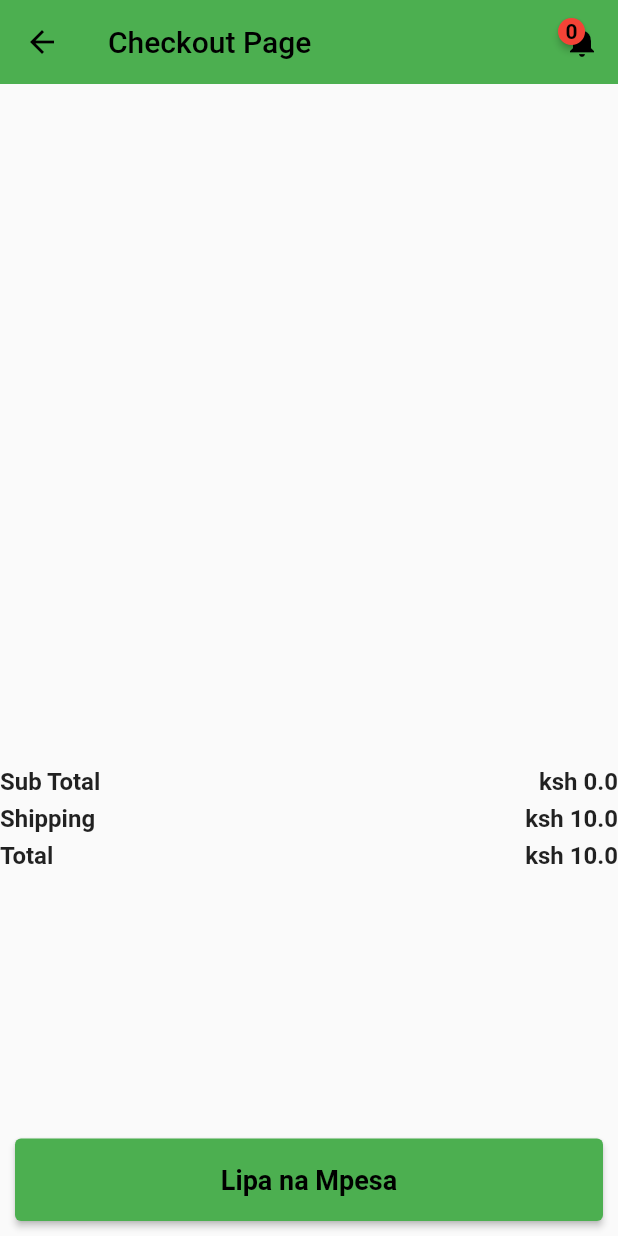
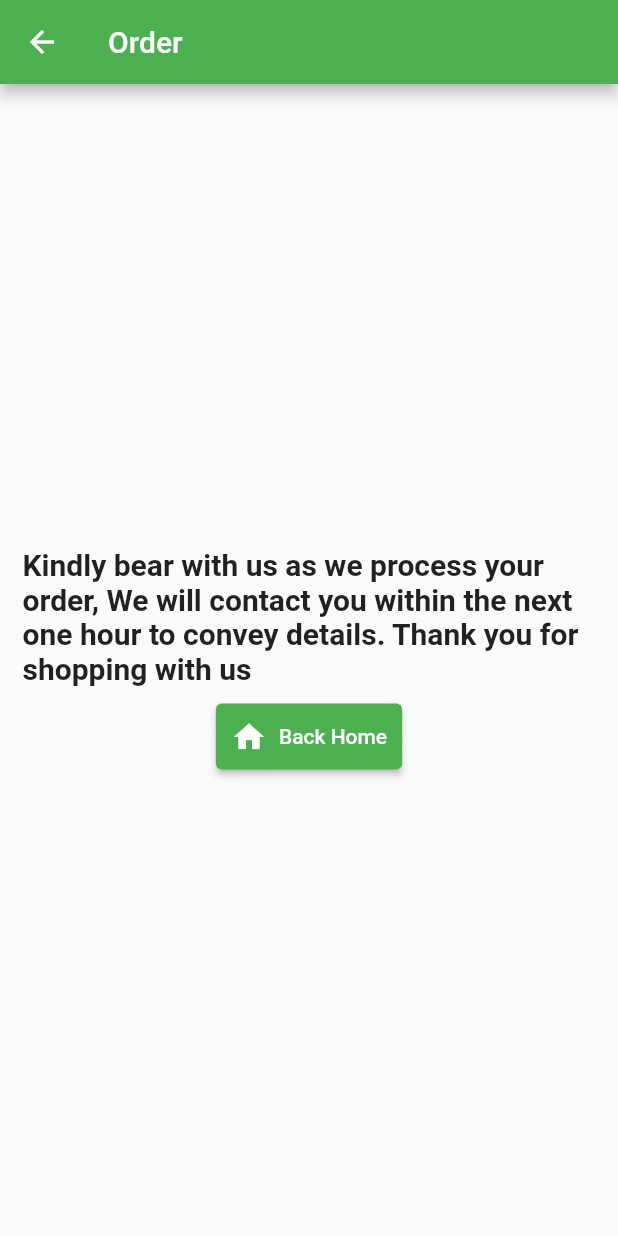
Before and after one commit to nderitualphie/project1, a Flutter app: the CheckoutPage screen opened directly, after a tap on "Lipa na Mpesa", on a phone screen of 412 x 824 dp. Run offline on Flutter 3.47's test engine with Material 2 defaults, Android fonts, the phone set to English and light mode, and no system bars; drawn by our look-alikes of badges; our stand-ins replace cloud_firestore, firebase_auth, firebase_core, firebase_storage, image_picker; missing offline and left inert: light_carousel, mpesa; accounts and stored records are empty.

Commit message:
order page

```diff
--- a/lib/views/commerce/checkout_page.dart
+++ b/lib/views/commerce/checkout_page.dart
@@ -1,6 +1,6 @@
 import 'package:app2/views/commerce/homepage.dart';
 import 'package:app2/views/commerce/notifications.dart';
-
+import 'package:app2/views/commerce/order.dart';
 
 import 'package:cloud_firestore/cloud_firestore.dart';
 import 'package:firebase_auth/firebase_auth.dart';
@@ -38,7 +38,7 @@ class _CheckoutPageState extends State<CheckoutPage> {
       accountReference: "Agrocommerce LTD",
       amount: total!,
       businessShortCode: "174379",
-      callbackUrl: "https://6319-154-122-136-25.in.ngrok.io/payment",
+      callbackUrl: "https://5457-102-166-221-55.in.ngrok.io/payment",
     )
         .then((result) {
       FirebaseFirestore.instance.collection("CheckoutResults").add({
@@ -106,6 +106,8 @@ class _CheckoutPageState extends State<CheckoutPage> {
             myList.clear();
           });
           myMethod();
+          Navigator.of(context).pushReplacement(
+              MaterialPageRoute(builder: (context) => Orderpage()));
         });
   }
 
--- /dev/null
+++ b/lib/views/commerce/order.dart
@@ -0,0 +1,50 @@
+import 'package:app2/views/commerce/homepage.dart';
+import 'package:firebase_auth/firebase_auth.dart';
+import 'package:flutter/material.dart';
+import 'package:flutter/src/foundation/key.dart';
+import 'package:flutter/src/widgets/framework.dart';
+
+class Orderpage extends StatelessWidget {
+  const Orderpage({Key? key}) : super(key: key);
+
+  @override
+  Widget build(BuildContext context) {
+    return Scaffold(
+      appBar: AppBar(
+        backgroundColor: Colors.green,
+        title: Text("Order"),
+      ),
+      body: Container(
+        padding: EdgeInsets.all(15),
+        height: double.infinity,
+        width: double.infinity,
+        child: Column(
+          mainAxisAlignment: MainAxisAlignment.center,
+          children: [
+            Wrap(children: [
+              Text(
+                "Kindly bear with us as we process your order, We will contact you within the next one hour to convey details. Thank you for shopping with us",
+                style: TextStyle(fontSize: 20, fontWeight: FontWeight.bold),
+              )
+            ]),
+            SizedBox(
+              height: 10,
+            ),
+            ElevatedButton.icon(
+              style: ElevatedButton.styleFrom(
+                primary: Colors.green,
+                padding: EdgeInsets.all(10),
+              ),
+              onPressed: () {
+                Navigator.of(context).pushReplacement(
+                    MaterialPageRoute(builder: (context) => DefaultPage()));
+              },
+              icon: Icon(Icons.home),
+              label: Text("Back Home"),
+            )
+          ],
+        ),
+      ),
+    );
+  }
+}
--- a/lib/views/userview/register.dart
+++ b/lib/views/userview/register.dart
@@ -345,7 +345,7 @@ class _RegisterState extends State<Register> {
             .set({
           "userId": userCredential.user!.uid,
           "email": emailController.text,
-          "phoneNo": (phoneNocontroller.text),
+          "phoneNo": phoneNocontroller.text,
           "userName": userNamecontroller.text,
           "address": addressController.text,
         });
--- a/lib/views/userview/verifyemail.dart
+++ b/lib/views/userview/verifyemail.dart
@@ -31,14 +31,14 @@ class _VerifyemailpageState extends State<Verifyemailpage> {
     super.dispose();
   }
 
-  Future checkEmailVerified() async {
+  void checkEmailVerified() async {
     await FirebaseAuth.instance.currentUser!.reload();
     setState(() {
       isEmailVerified = FirebaseAuth.instance.currentUser!.emailVerified;
     });
   }
 
-  Future sendVerificationEmail() async {
+  void sendVerificationEmail() async {
     try {
       final user = FirebaseAuth.instance.currentUser!;
       await user.sendEmailVerification();
```
Also changed, not shown: lib/main.dart (+13 -15 lines), lib/views/commerce/detail_page.dart (+3 -4 lines), lib/views/userview/forgotpassword.dart (+4 -9 lines).
